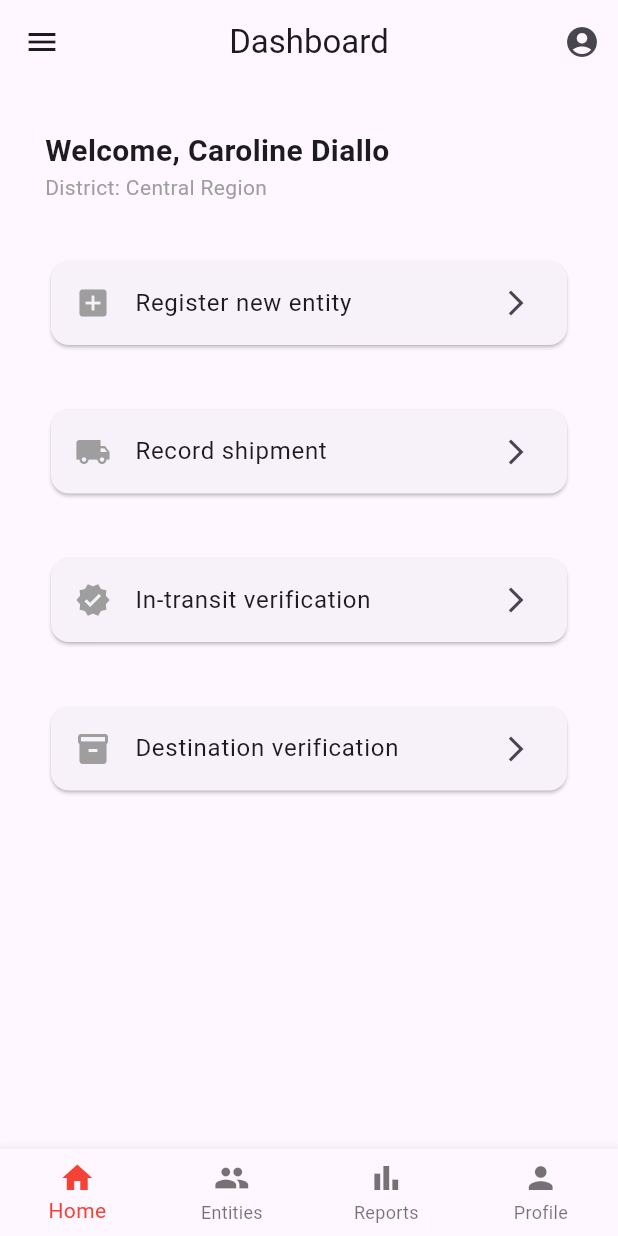
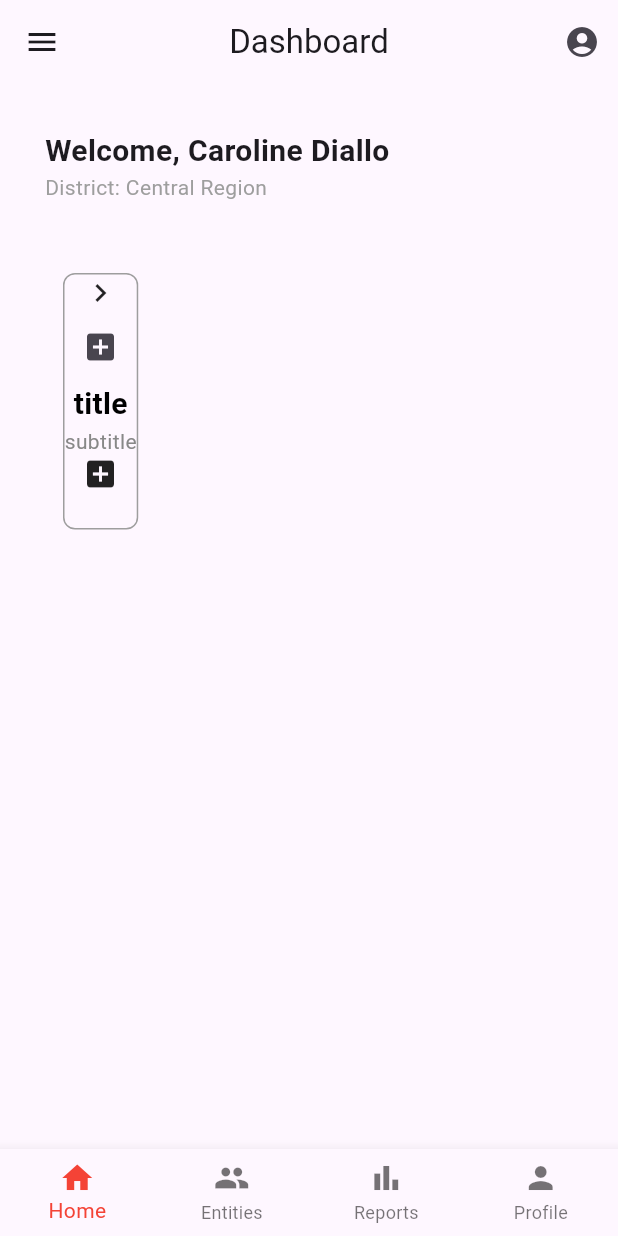
Before and after one commit to Bomanaabertilla/traceapp, a Flutter app: the HomePage screen opened directly, on a phone screen of 412 x 824 dp. Run offline on Flutter 3.47's test engine with Material 3 defaults, Android fonts, the light colour scheme and no system bars.

Commit message:
add: modified screens

```diff
--- a/lib/home_page.dart
+++ b/lib/home_page.dart
@@ -1,4 +1,5 @@
 import 'package:flutter/material.dart';
+import 'package:trace_app/icons/icon_widgets.dart';
 import 'package:trace_app/register_new_entity.dart';
 import 'package:trace_app/login_screen.dart';
 
@@ -25,16 +26,21 @@ class HomePage extends StatelessWidget {
   Widget build(BuildContext context) {
     return Scaffold(
       appBar: AppBar(
-        leading: IconButton(onPressed: (){}, icon: Icon(Icons.menu)),
+        leading: IconButton(onPressed: () {}, icon: Icon(Icons.menu)),
         centerTitle: true,
         title: const Text("Dashboard"),
         actions: [
-          IconButton(onPressed: (){
-            Navigator.push(
+          IconButton(
+            onPressed: () {
+              Navigator.push(
                 context,
-                MaterialPageRoute(builder: (BuildContext context) => LoginPage()),
+                MaterialPageRoute(
+                  builder: (BuildContext context) => LoginPage(),
+                ),
               );
-          }, icon: Icon(Icons.account_circle),),
+            },
+            icon: Icon(Icons.account_circle),
+          ),
         ],
       ),
       body: Padding(
@@ -52,33 +58,40 @@ class HomePage extends StatelessWidget {
             ),
             const SizedBox(height: 35),
 
-            menuItem(context, Icons.add_box, "Register new entity", () {
-              Navigator.push(
-                context,
-                MaterialPageRoute(builder: (_) => RegisterEntityPage()),
-              );
-            }),
-            const SizedBox(height: 35),
-            menuItem(context, Icons.local_shipping, "Record shipment", () {
-               Navigator.push(
-                context,
-                MaterialPageRoute(builder: (_) => RegisterEntityPage()),
-              );
-            }),
-            const SizedBox(height: 35),
-            menuItem(context, Icons.verified, "In-transit verification", () {
-               Navigator.push(
-                context,
-                MaterialPageRoute(builder: (_) => RegisterEntityPage()),
-              );
-            }),
-            const SizedBox(height: 35),
-            menuItem(
-              context,
-              Icons.inventory,
-              "Destination verification",
-              () {},
+            IconWidget(
+              title: 'title',
+              subtitle: 'subtitle',
+              icon: Icons.add_box,
+              onClick: () {},
             ),
+
+            // menuItem(context, Icons.add_box, "Register new entity", () {
+            //   Navigator.push(
+            //     context,
+            //     MaterialPageRoute(builder: (_) => RegisterEntityPage()),
+            //   );
+            // }),
+            // const SizedBox(height: 35),
+            // menuItem(context, Icons.local_shipping, "Record shipment", () {
+            //    Navigator.push(
+            //     context,
+            //     MaterialPageRoute(builder: (_) => RegisterEntityPage()),
+            //   );
+            // }),
+            // const SizedBox(height: 35),
+            // menuItem(context, Icons.verified, "In-transit verification", () {
+            //    Navigator.push(
+            //     context,
+            //     MaterialPageRoute(builder: (_) => RegisterEntityPage()),
+            //   );
+            // }),
+            // const SizedBox(height: 35),
+            // menuItem(
+            //   context,
+            //   Icons.inventory,
+            //   "Destination verification",
+            //   () {},
+            // ),
           ],
         ),
       ),
--- a/lib/icons/icon_widgets.dart
+++ b/lib/icons/icon_widgets.dart
@@ -1,17 +1,57 @@
+import 'package:flutter/material.dart';
+
 // class IconWidget extends
 class IconWidget extends StatelessWidget {
   final String title;
   final String subtitle;
   IconData? icon;
   String? image;
+  final void Function()? onClick;
 
-  IconWidget({required this.title, required this.subtitle, this.icon, this.image});
-
+  IconWidget({
+    super.key,
+    required this.title,
+    required this.subtitle,
+    this.icon,
+    this.image,
+    this.onClick,
+  });
 
   @override
   Widget build(BuildContext context) {
-    return Container(
-
+    return InkWell(
+      onTap: onClick,
+      child: Padding(
+        padding: const EdgeInsets.all(12),
+        child: Container(
+          decoration: BoxDecoration(
+            border: Border.all(color: Colors.grey),
+            borderRadius: BorderRadius.circular(8),
+          ),
+          child: Column(
+            children: [
+              Icon(Icons.chevron_right_outlined),
+              IconButton(
+                onPressed: () {},
+                icon: icon != null ? Icon(icon) : SizedBox(),
+              ),
+              Text(
+                title,
+                style: TextStyle(
+                  fontSize: 20,
+                  fontWeight: FontWeight.bold,
+                  color: Colors.black,
+                ),
+              ),
+              Text(subtitle, style: TextStyle(color: Color(0xff888888))),
+              icon != null ? Icon(icon) : SizedBox(width: 24, height: 24),
+              image != null
+                  ? Image.asset(image!)
+                  : SizedBox(width: 24, height: 24),
+            ],
+          ),
+        ),
+      ),
     );
   }
 }
```
